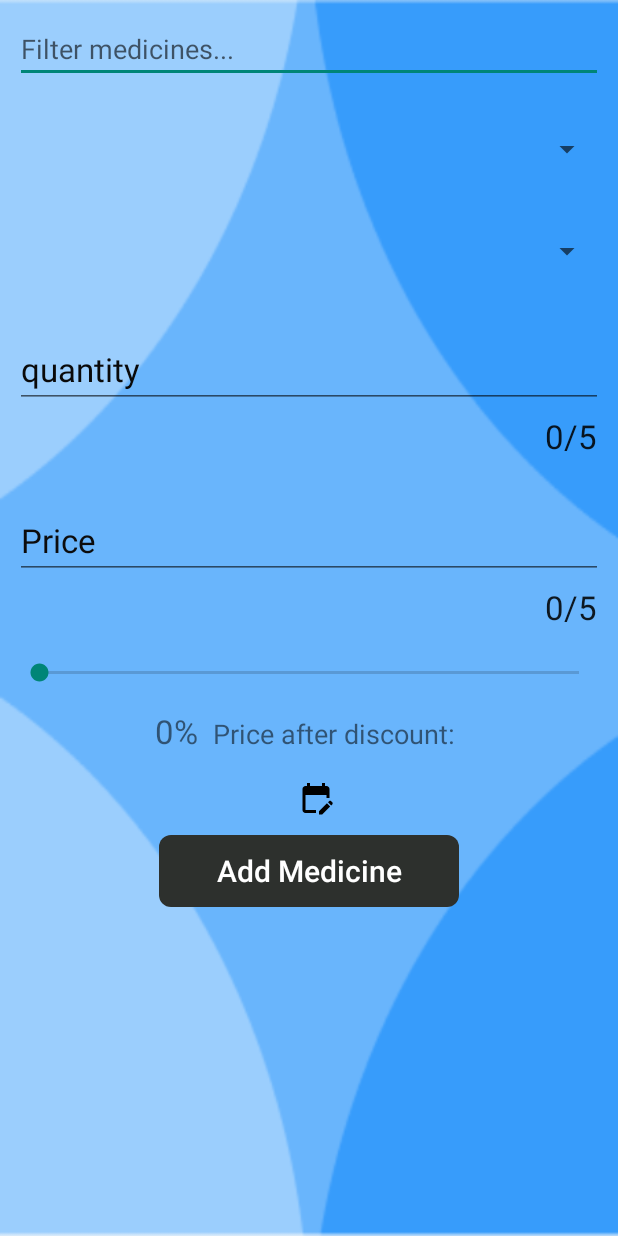
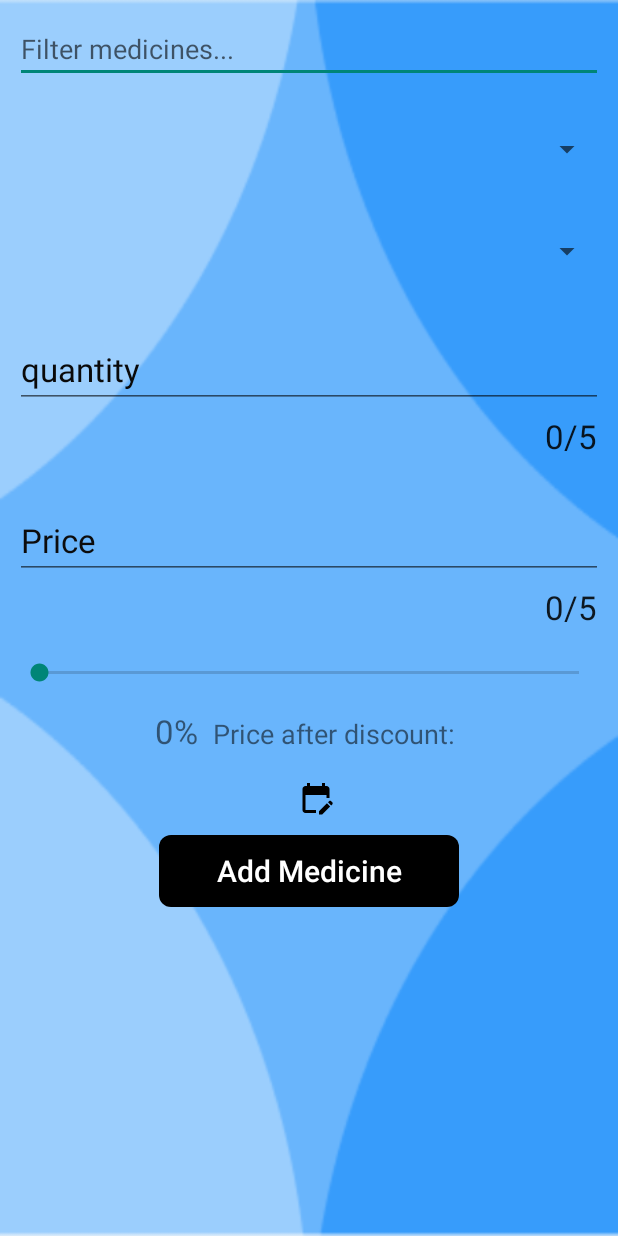
Before and after one commit to ziad-ezzat/PharmaShare, an Android app: the fragment AddFragment shown on its own in the app's theme, on a phone screen of 412 x 824 dp. Run offline under Robolectric (Android 15) with nearby library versions, the phone set to English and light mode, and no system bars; our stand-ins replace Firebase (no records; nobody signed in at launch, a user with empty details on screens opened directly).

Commit message:
backgrounds

```diff
--- a/app/src/main/res/layout/fragment_add.xml
+++ b/app/src/main/res/layout/fragment_add.xml
@@ -121,7 +121,7 @@
         android:layout_width="200dp"
         android:layout_height="wrap_content"
         android:layout_gravity="center"
-        android:backgroundTint="#2D302D"
+        android:backgroundTint="@color/black"
         android:text="@string/fragment_add_medicine"
         android:background="@drawable/round_button"
         android:textAllCaps="false"
--- a/app/src/main/res/layout/fragment_home_fragment.xml
+++ b/app/src/main/res/layout/fragment_home_fragment.xml
@@ -3,7 +3,8 @@
     xmlns:tools="http://schemas.android.com/tools"
     android:layout_width="match_parent"
     android:layout_height="match_parent"
-    tools:context=".app.fragments.HomeFragment">
+    tools:context=".app.fragments.HomeFragment"
+    android:background="@drawable/homeback">
 
     <androidx.recyclerview.widget.RecyclerView
         android:id="@+id/fragment_rv"
--- a/app/src/main/res/layout/fragment_order_fragment.xml
+++ b/app/src/main/res/layout/fragment_order_fragment.xml
@@ -5,7 +5,8 @@
     android:layout_width="match_parent"
     android:layout_height="match_parent"
     android:orientation="vertical"
-    tools:context=".app.fragments.CartFragment">
+    tools:context=".app.fragments.CartFragment"
+    android:background="@drawable/orderback">
 
     <androidx.recyclerview.widget.RecyclerView
         android:id="@+id/order_recyclerView"
--- a/app/src/main/res/layout/fragment_profile.xml
+++ b/app/src/main/res/layout/fragment_profile.xml
@@ -4,7 +4,8 @@
     android:layout_width="match_parent"
     android:layout_height="match_parent"
     android:orientation="vertical"
-    tools:context=".app.fragments.ProfileFragment">
+    tools:context=".app.fragments.ProfileFragment"
+    android:background="@drawable/profileback">
 
     <!-- TODO: Update blank fragment layout -->
     <LinearLayout
```
Also changed, not shown: app/src/main/res/drawable/homeback.png (added), app/src/main/res/drawable/orderback.png (added), app/src/main/res/drawable/profileback.png (added).
